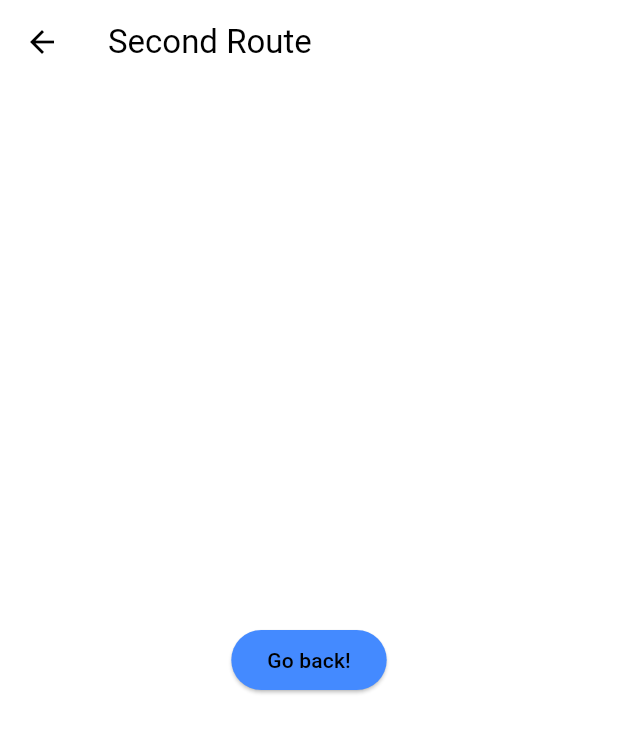
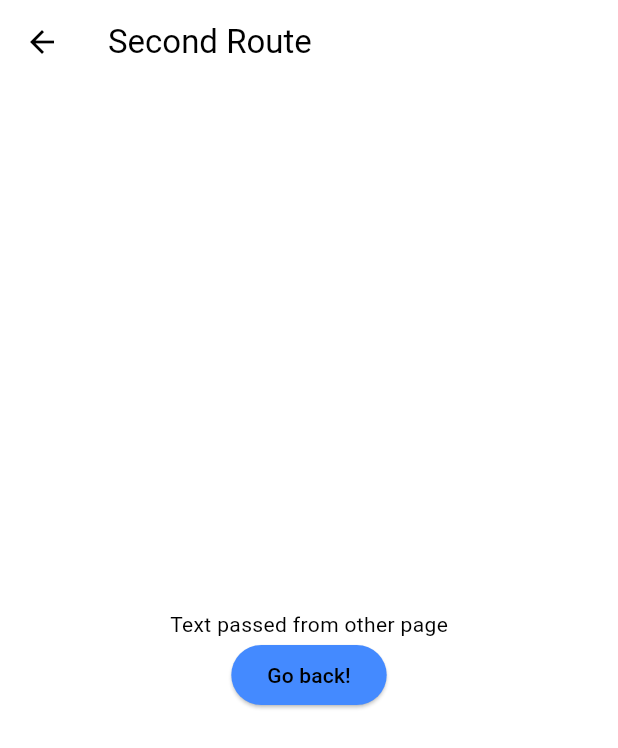
Before and after one commit to yamilms-volenday/flutter_form, a Flutter app: the screen it shows after launch, tab 2 chosen, after a tap on "Open route", on a phone screen of 412 x 824 dp. Shown: the top 748 px of the screen. Run offline on Flutter 3.47's test engine with Material 2 defaults, Android fonts, the phone set to English and light mode, and no system bars.

Commit message:
random animations and pass information to another page

```diff
--- a/lib/settings.dart
+++ b/lib/settings.dart
@@ -1,3 +1,5 @@
+import 'dart:math';
+
 import 'package:flutter/material.dart';
 
 class Settings extends StatelessWidget {
@@ -9,8 +11,13 @@ class Settings extends StatelessWidget {
       appBar: AppBar(
         title: const Text('First Route'),
       ),
-      body: Center(
-        child: ElevatedButton(
+      body: SingleChildScrollView(
+        child: Center(
+          child: Column(
+            mainAxisAlignment: MainAxisAlignment.spaceAround,
+            children: [
+              const AnimatedContainerApp(),
+              ElevatedButton(
                 style: ButtonStyle(
                   backgroundColor: MaterialStateProperty.all<Color>(
                       Theme.of(context).colorScheme.secondary),
@@ -26,17 +33,93 @@ class Settings extends StatelessWidget {
                 onPressed: () {
                   Navigator.push(
                     context,
-              MaterialPageRoute(builder: (context) => const SecondRoute()),
+                    MaterialPageRoute(
+                        builder: (context) => const SecondRoute(
+                            text: "Text passed from other page")),
                   );
                 },
+              ),
+            ],
+          ),
         ),
       ),
     );
   }
 }
 
+class AnimatedContainerApp extends StatefulWidget {
+  const AnimatedContainerApp({super.key});
+
+  @override
+  State<AnimatedContainerApp> createState() => _AnimatedContainerAppState();
+}
+
+class _AnimatedContainerAppState extends State<AnimatedContainerApp> {
+  // Define the various properties with default values. Update these properties
+  // when the user taps a FloatingActionButton.
+  double _width = 50;
+  double _height = 50;
+  Color _color = Colors.green;
+  BorderRadiusGeometry _borderRadius = BorderRadius.circular(8);
+
+  @override
+  Widget build(BuildContext context) {
+    return Center(
+      child: Column(
+        children: [
+          AnimatedContainer(
+            // Use the properties stored in the State class.
+            width: _width,
+            height: _height,
+            decoration: BoxDecoration(
+              color: _color,
+              borderRadius: _borderRadius,
+            ),
+            // Define how long the animation should take.
+            duration: const Duration(seconds: 1),
+            // Provide an optional curve to make the animation feel smoother.
+            curve: Curves.fastOutSlowIn,
+          ),
+          ElevatedButton(
+            // When the user taps the button
+            style: ButtonStyle(
+                backgroundColor: MaterialStateProperty.all<Color>(
+                    Theme.of(context).colorScheme.secondary)),
+            onPressed: () {
+              // Use setState to rebuild the widget with new values.
+              setState(() {
+                // Create a random number generator.
+                final random = Random();
+
+                // Generate a random width and height.
+                _width = random.nextInt(300).toDouble();
+                _height = random.nextInt(300).toDouble();
+
+                // Generate a random color.
+                _color = Color.fromRGBO(
+                  random.nextInt(256),
+                  random.nextInt(256),
+                  random.nextInt(256),
+                  1,
+                );
+
+                // Generate a random border radius.
+                _borderRadius =
+                    BorderRadius.circular(random.nextInt(100).toDouble());
+              });
+            },
+            child: Icon(Icons.play_arrow,
+                color: Theme.of(context).colorScheme.onPrimaryContainer),
+          )
+        ],
+      ),
+    );
+  }
+}
+
 class SecondRoute extends StatelessWidget {
-  const SecondRoute({super.key});
+  const SecondRoute({Key? key, required this.text}) : super(key: key);
+  final String text;
 
   @override
   Widget build(BuildContext context) {
@@ -45,7 +128,11 @@ class SecondRoute extends StatelessWidget {
         title: const Text('Second Route'),
       ),
       body: Center(
-        child: ElevatedButton(
+        child: Column(
+          mainAxisAlignment: MainAxisAlignment.center,
+          children: [
+            Text(text),
+            ElevatedButton(
               onPressed: () {
                 Navigator.pop(context);
               },
@@ -55,8 +142,11 @@ class SecondRoute extends StatelessWidget {
               ),
               child: Text(
                 'Go back!',
-            style: TextStyle(color: Theme.of(context).colorScheme.onSecondary),
+                style:
+                    TextStyle(color: Theme.of(context).colorScheme.onSecondary),
               ),
+            ),
+          ],
         ),
       ),
     );
```
Lines whose indentation alone changed are shown as unchanged.
